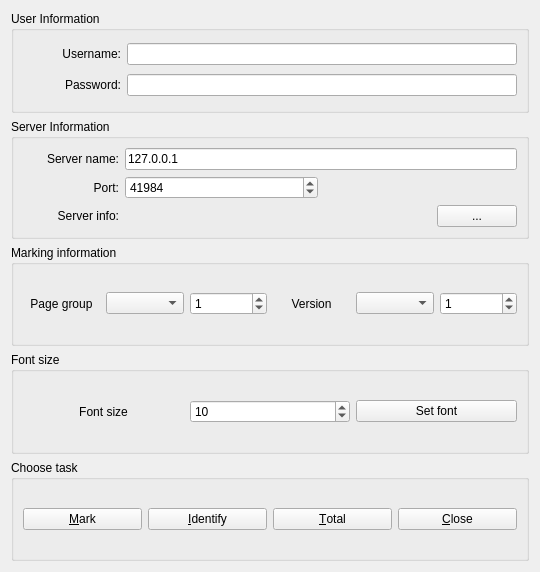
Qt form qtCreatorFiles/ui_chooser.ui (plomgrading/plom) before a commit.
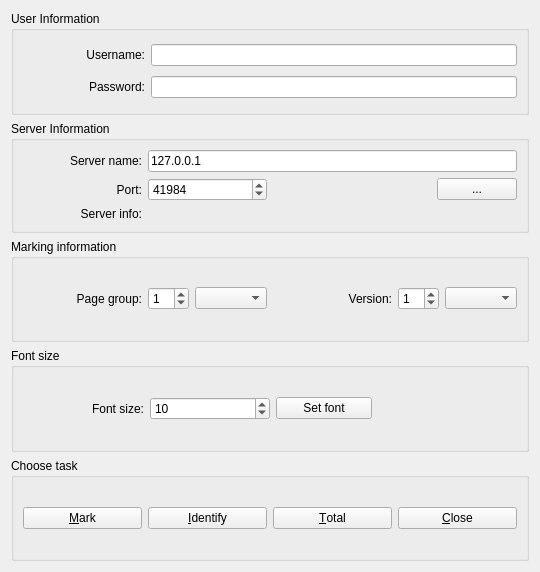
The same form after that commit.

Commit message: tweak chooser UI spacings

```diff
--- a/qtCreatorFiles/ui_chooser.ui
+++ b/qtCreatorFiles/ui_chooser.ui
@@ -22,7 +22,7 @@
      <property name="title">
       <string>User Information</string>
      </property>
-     <layout class="QGridLayout" name="gridLayout_3" columnstretch="1,4">
+     <layout class="QGridLayout" name="gridLayout_3" columnstretch="1,3">
       <item row="0" column="0">
        <widget class="QLabel" name="label">
         <property name="text">
@@ -64,24 +64,7 @@
      <property name="title">
       <string>Server Information</string>
      </property>
-     <layout class="QGridLayout" name="gridLayout" columnstretch="1,2,2">
-      <item row="1" column="1" colspan="2">
-       <widget class="QLineEdit" name="serverLE">
-        <property name="text">
-         <string>127.0.0.1</string>
-        </property>
-       </widget>
-      </item>
-      <item row="2" column="1">
-       <widget class="QSpinBox" name="mportSB">
-        <property name="maximum">
-         <number>65535</number>
-        </property>
-        <property name="value">
-         <number>41984</number>
-        </property>
-       </widget>
-      </item>
+     <layout class="QGridLayout" name="gridLayout" columnstretch="1,1,1,1">
       <item row="3" column="0">
        <widget class="QLabel" name="infoLabel">
         <property name="text">
@@ -92,6 +75,20 @@
         </property>
        </widget>
       </item>
+      <item row="1" column="1" colspan="3">
+       <widget class="QLineEdit" name="serverLE">
+        <property name="text">
+         <string>127.0.0.1</string>
+        </property>
+       </widget>
+      </item>
+      <item row="3" column="1" colspan="3">
+       <widget class="QLabel" name="infoLabel2">
+        <property name="text">
+         <string/>
+        </property>
+       </widget>
+      </item>
       <item row="2" column="0">
        <widget class="QLabel" name="mportLabel">
         <property name="text">
@@ -112,14 +109,23 @@
         </property>
        </widget>
       </item>
-      <item row="3" column="1" colspan="2">
-       <layout class="QHBoxLayout" name="horizontalLayout_3" stretch="6,1">
+      <item row="2" column="3">
+       <layout class="QHBoxLayout" name="horizontalLayout_5">
         <item>
-         <widget class="QLabel" name="infoLabel2">
-          <property name="text">
-           <string/>
+         <spacer name="horizontalSpacer">
+          <property name="orientation">
+           <enum>Qt::Horizontal</enum>
           </property>
-         </widget>
+          <property name="sizeType">
+           <enum>QSizePolicy::Expanding</enum>
+          </property>
+          <property name="sizeHint" stdset="0">
+           <size>
+            <width>40</width>
+            <height>20</height>
+           </size>
+          </property>
+         </spacer>
         </item>
         <item>
          <widget class="QPushButton" name="pgGet">
@@ -130,6 +136,29 @@
         </item>
        </layout>
       </item>
+      <item row="2" column="1">
+       <widget class="QSpinBox" name="mportSB">
+        <property name="maximum">
+         <number>65535</number>
+        </property>
+        <property name="value">
+         <number>41984</number>
+        </property>
+       </widget>
+      </item>
+      <item row="2" column="2">
+       <spacer name="horizontalSpacer_3">
+        <property name="orientation">
+         <enum>Qt::Horizontal</enum>
+        </property>
+        <property name="sizeHint" stdset="0">
+         <size>
+          <width>40</width>
+          <height>20</height>
+         </size>
+        </property>
+       </spacer>
+      </item>
      </layout>
     </widget>
    </item>
@@ -141,49 +170,53 @@
      <property name="title">
       <string>Marking information</string>
      </property>
-     <layout class="QHBoxLayout" name="horizontalLayout_2">
-      <item>
-       <layout class="QGridLayout" name="gridLayout_2">
-        <item row="0" column="6">
-         <widget class="QSpinBox" name="vSB">
+     <layout class="QGridLayout" name="gridLayout_2" columnstretch="1,1,1,1" columnminimumwidth="0,0,0,0">
+      <item row="0" column="2">
+       <widget class="QLabel" name="vlabel">
+        <property name="text">
+         <string>Version:</string>
+        </property>
+        <property name="alignment">
+         <set>Qt::AlignRight|Qt::AlignTrailing|Qt::AlignVCenter</set>
+        </property>
+       </widget>
+      </item>
+      <item row="0" column="1">
+       <layout class="QHBoxLayout" name="horizontalLayout_2">
+        <item>
+         <widget class="QSpinBox" name="pgSB">
           <property name="value">
            <number>1</number>
           </property>
          </widget>
         </item>
-        <item row="0" column="4">
-         <widget class="QLabel" name="vlabel">
-          <property name="text">
-           <string>Version</string>
-          </property>
-          <property name="alignment">
-           <set>Qt::AlignCenter</set>
-          </property>
-         </widget>
-        </item>
-        <item row="0" column="2">
+        <item>
          <widget class="QComboBox" name="pgDrop"/>
         </item>
-        <item row="0" column="1">
-         <widget class="QLabel" name="pgLabel">
-          <property name="text">
-           <string>Page group</string>
-          </property>
-          <property name="alignment">
-           <set>Qt::AlignCenter</set>
+       </layout>
+      </item>
+      <item row="0" column="0">
+       <widget class="QLabel" name="pgLabel">
+        <property name="text">
+         <string>Page group:</string>
+        </property>
+        <property name="alignment">
+         <set>Qt::AlignRight|Qt::AlignTrailing|Qt::AlignVCenter</set>
+        </property>
+       </widget>
+      </item>
+      <item row="0" column="3">
+       <layout class="QHBoxLayout" name="horizontalLayout_4">
+        <item>
+         <widget class="QSpinBox" name="vSB">
+          <property name="value">
+           <number>1</number>
           </property>
          </widget>
         </item>
-        <item row="0" column="5">
+        <item>
          <widget class="QComboBox" name="vDrop"/>
         </item>
-        <item row="0" column="3">
-         <widget class="QSpinBox" name="pgSB">
-          <property name="value">
-           <number>1</number>
-          </property>
-         </widget>
-        </item>
        </layout>
       </item>
      </layout>
@@ -194,7 +227,20 @@
      <property name="title">
       <string>Font size</string>
      </property>
-     <layout class="QGridLayout" name="gridLayout_4">
+     <layout class="QGridLayout" name="gridLayout_4" columnstretch="5,5,4,6">
+      <item row="0" column="2">
+       <widget class="QPushButton" name="fontButton">
+        <property name="sizePolicy">
+         <sizepolicy hsizetype="Expanding" vsizetype="Fixed">
+          <horstretch>0</horstretch>
+          <verstretch>0</verstretch>
+         </sizepolicy>
+        </property>
+        <property name="text">
+         <string>Set font</string>
+        </property>
+       </widget>
+      </item>
       <item row="0" column="1">
        <widget class="QSpinBox" name="fontSB">
         <property name="sizePolicy">
@@ -223,25 +269,25 @@
          </sizepolicy>
         </property>
         <property name="text">
-         <string>Font size</string>
+         <string>Font size:</string>
         </property>
         <property name="alignment">
-         <set>Qt::AlignCenter</set>
+         <set>Qt::AlignRight|Qt::AlignTrailing|Qt::AlignVCenter</set>
         </property>
        </widget>
       </item>
-      <item row="0" column="2">
-       <widget class="QPushButton" name="fontButton">
-        <property name="sizePolicy">
-         <sizepolicy hsizetype="Expanding" vsizetype="Fixed">
-          <horstretch>0</horstretch>
-          <verstretch>0</verstretch>
-         </sizepolicy>
+      <item row="0" column="3">
+       <spacer name="horizontalSpacer_2">
+        <property name="orientation">
+         <enum>Qt::Horizontal</enum>
         </property>
-        <property name="text">
-         <string>Set font</string>
+        <property name="sizeHint" stdset="0">
+         <size>
+          <width>40</width>
+          <height>20</height>
+         </size>
         </property>
-       </widget>
+       </spacer>
       </item>
      </layout>
     </widget>
```
Left out of the diff: 4 changed lines with no effect on the pictures. The commit also changes 1 other file.
